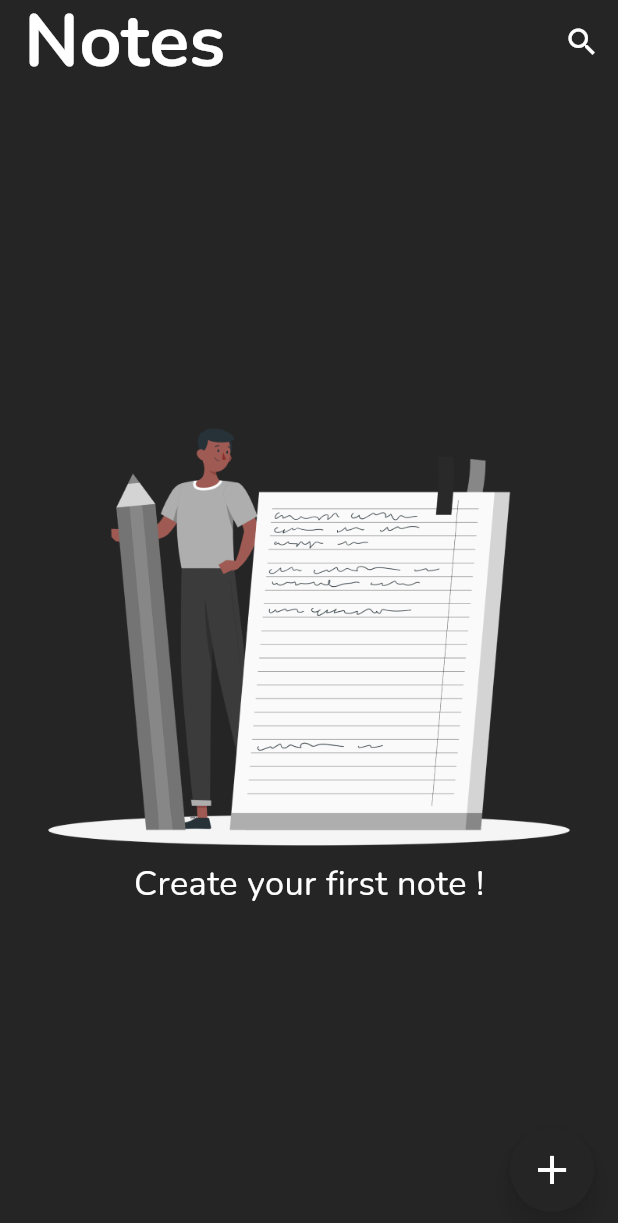
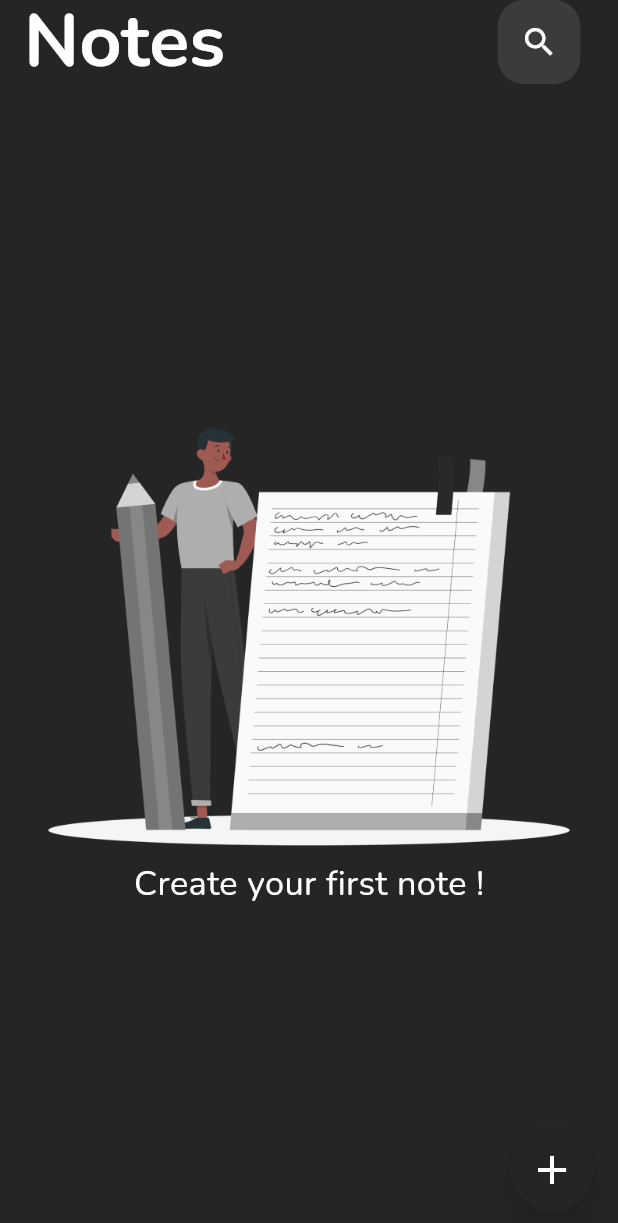
Before and after one commit to Avazkhanov/notes, a Flutter app: the screen it shows after launch, on a phone screen of 412 x 824 dp. Shown: the top 1223 px of the screen. Run offline on Flutter 3.47's test engine with Material 3 defaults, Android fonts, the phone set to English and light mode, and no system bars; our stand-ins replace flutter_bloc, flutter_screenutil, flutter_svg, sqflite; accounts and stored records are empty.

```diff
--- a/lib/screens/home/home_screen.dart
+++ b/lib/screens/home/home_screen.dart
@@ -4,6 +4,7 @@ import 'package:flutter_screenutil/flutter_screenutil.dart';
 import 'package:notes/blocs/tasks/tasks_block.dart';
 import 'package:notes/blocs/tasks/tasks_event.dart';
 import 'package:notes/blocs/tasks/tasks_state.dart';
+import 'package:notes/screens/globals/global_ink.dart';
 import 'package:notes/screens/home/widgets/task_item.dart';
 import 'package:notes/screens/routes.dart';
 import 'package:notes/screens/search_tasks/search_tasks_screen.dart';
@@ -37,20 +38,18 @@ class HomeScreen extends StatelessWidget {
                 }
               }
             },
-            child: IconButton(
-              onPressed: () async {
+            child: GlobalInk(
+              icon: Icons.search,
+              onTap: () async {
                 showSearch(
                   context: context,
                   delegate: TasksSearchScreen(),
                 );
                 context.read<TasksBloc>().add(SearchTaskEvent());
               },
-              icon: Icon(
-                Icons.search,
-                color: Colors.white,
-              ),
             ),
           ),
+          SizedBox(width: 22.w)
         ],
       ),
       body: BlocBuilder<TasksBloc, TasksState>(
```
Also changed, not shown: lib/screens/search_tasks/search_tasks_screen.dart (+31 -8 lines).
